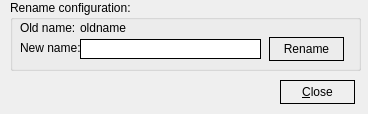
Above: renameconfig.ui from Securepoint/openvpn-client before the change. Below: the same form after it.
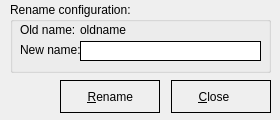
That is the form after the change. Icons and pictures are not drawn.

The edit to the form file:
```diff
--- a/renameconfig.ui
+++ b/renameconfig.ui
@@ -6,20 +6,20 @@
    <rect>
     <x>0</x>
     <y>0</y>
-    <width>368</width>
-    <height>114</height>
+    <width>280</width>
+    <height>120</height>
    </rect>
   </property>
   <property name="minimumSize">
    <size>
-    <width>368</width>
-    <height>114</height>
+    <width>200</width>
+    <height>120</height>
    </size>
   </property>
   <property name="maximumSize">
    <size>
-    <width>368</width>
-    <height>114</height>
+    <width>280</width>
+    <height>120</height>
    </size>
   </property>
   <property name="windowTitle">
@@ -36,8 +36,8 @@
    <property name="geometry">
     <rect>
      <x>10</x>
-     <y>0</y>
-     <width>351</width>
+     <y>2</y>
+     <width>261</width>
      <height>71</height>
     </rect>
    </property>
@@ -49,7 +49,7 @@
      <rect>
       <x>70</x>
       <y>20</y>
-      <width>91</width>
+      <width>171</width>
       <height>16</height>
      </rect>
     </property>
@@ -97,48 +97,27 @@
 :hover {border: 1px solid red; }</string>
     </property>
    </widget>
-   <widget class="QPushButton" name="cmdRename">
-    <property name="geometry">
-     <rect>
-      <x>259</x>
-      <y>37</y>
-      <width>75</width>
-      <height>24</height>
-     </rect>
-    </property>
-    <property name="styleSheet">
-     <string notr="true">:enabled {border: 1px solid black}
-:disabled {border: 1px solid black}
-:hover {background-color: rgb(195, 195, 195);}</string>
-    </property>
-    <property name="text">
-     <string>Rename</string>
-    </property>
-    <property name="icon">
-     <iconset resource="systray.qrc">
-      <normaloff>:/images/rename.png</normaloff>:/images/rename.png</iconset>
-    </property>
-    <property name="flat">
-     <bool>true</bool>
-    </property>
-   </widget>
   </widget>
   <widget class="QPushButton" name="cmdClose">
    <property name="geometry">
     <rect>
-     <x>280</x>
+     <x>171</x>
      <y>80</y>
-     <width>75</width>
-     <height>24</height>
+     <width>100</width>
+     <height>33</height>
     </rect>
    </property>
    <property name="styleSheet">
     <string notr="true">:enabled {border: 1px solid black}
 :disabled {border: 1px solid black}
-:hover {background-color: rgb(195, 195, 195);}</string>
+:hover {background-color: rgb(195, 195, 195);}
+QPushButton {height: 25px; width: 50px;text-align:left;
+	padding-left: 10px;
+	padding-top: 3px;
+	padding-bottom: 3px;}</string>
    </property>
    <property name="text">
-    <string>&amp;Close</string>
+    <string>     &amp;Close</string>
    </property>
    <property name="icon">
     <iconset resource="systray.qrc">
@@ -146,14 +125,52 @@
    </property>
    <property name="iconSize">
     <size>
-     <width>16</width>
-     <height>16</height>
+     <width>22</width>
+     <height>22</height>
     </size>
    </property>
    <property name="flat">
     <bool>true</bool>
    </property>
   </widget>
+  <widget class="QPushButton" name="cmdRename">
+   <property name="geometry">
+    <rect>
+     <x>60</x>
+     <y>80</y>
+     <width>100</width>
+     <height>33</height>
+    </rect>
+   </property>
+   <property name="styleSheet">
+    <string notr="true">:enabled {border: 1px solid black}
+:disabled {border: 1px solid black}
+:hover {background-color: rgb(195, 195, 195);}
+QPushButton {height: 25px; width: 50px;text-align:left;
+	padding-left: 10px;
+	padding-top: 3px;
+	padding-bottom: 3px;}</string>
+   </property>
+   <property name="text">
+    <string>     &amp;Rename</string>
+   </property>
+   <property name="icon">
+    <iconset resource="systray.qrc">
+     <normaloff>:/images/rename.png</normaloff>:/images/rename.png</iconset>
+   </property>
+   <property name="iconSize">
+    <size>
+     <width>22</width>
+     <height>22</height>
+    </size>
+   </property>
+   <property name="default">
+    <bool>true</bool>
+   </property>
+   <property name="flat">
+    <bool>true</bool>
+   </property>
+  </widget>
  </widget>
  <resources>
   <include location="systray.qrc"/>
```
Left out of the diff: 9 changed lines with no effect on the pictures.
